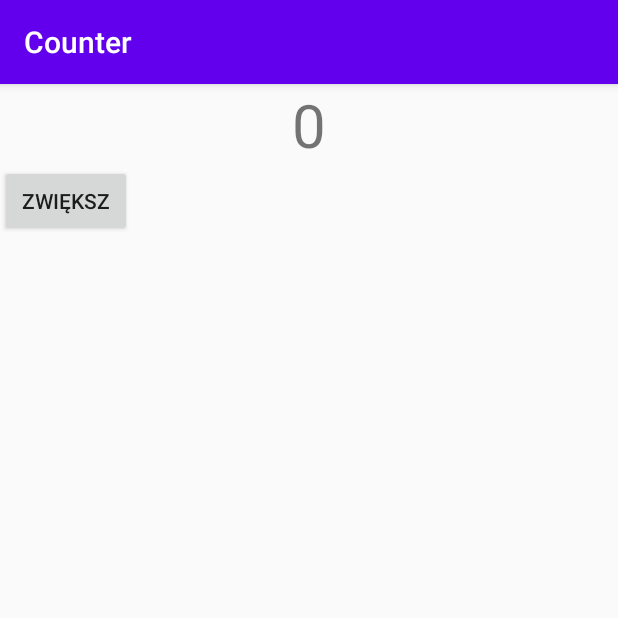
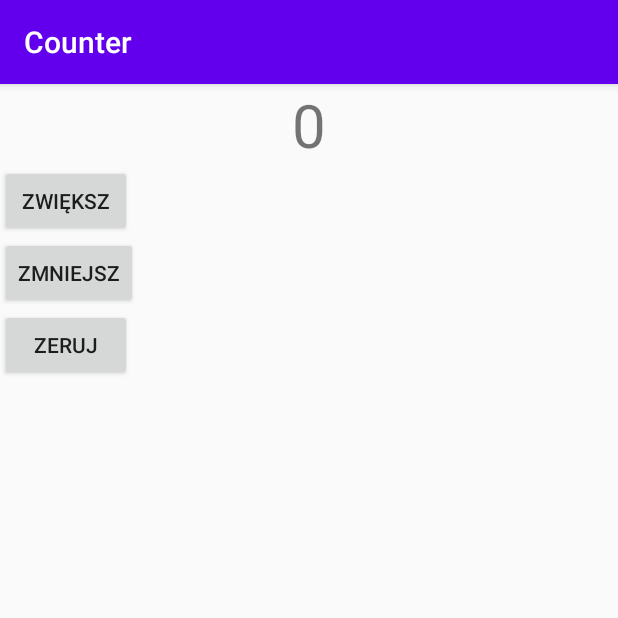
Before and after one commit to seab1/android_counter, an Android app: the screen it shows after launch (MainActivity), on a phone screen of 412 x 824 dp, the top half of it. Run offline under Robolectric (Android 15) with nearby library versions, the phone set to English and light mode, and no system bars.

Commit message:
Added another buttons, no layout yet

```diff
--- a/app/src/main/res/layout/activity_main.xml
+++ b/app/src/main/res/layout/activity_main.xml
@@ -19,4 +19,16 @@
         android:layout_height="wrap_content"
         android:text="@string/increase"
         android:onClick="increment"/>
+
+    <Button
+        android:layout_width="wrap_content"
+        android:layout_height="wrap_content"
+        android:text="@string/decrease"
+        android:onClick="decrement"/>
+
+    <Button
+        android:layout_width="wrap_content"
+        android:layout_height="wrap_content"
+        android:text="@string/zero"
+        android:onClick="setZero"/>
 </LinearLayout>
--- a/app/src/main/res/values/strings.xml
+++ b/app/src/main/res/values/strings.xml
@@ -2,4 +2,5 @@
     <string name="app_name">Counter</string>
     <string name="increase">Zwiększ</string>
     <string name="decrease">Zmniejsz</string>
+    <string name="zero">Zeruj</string>
 </resources>
```
Also changed, not shown: app/src/main/java/com/example/counter/MainActivity.java (+16 -0 lines).
